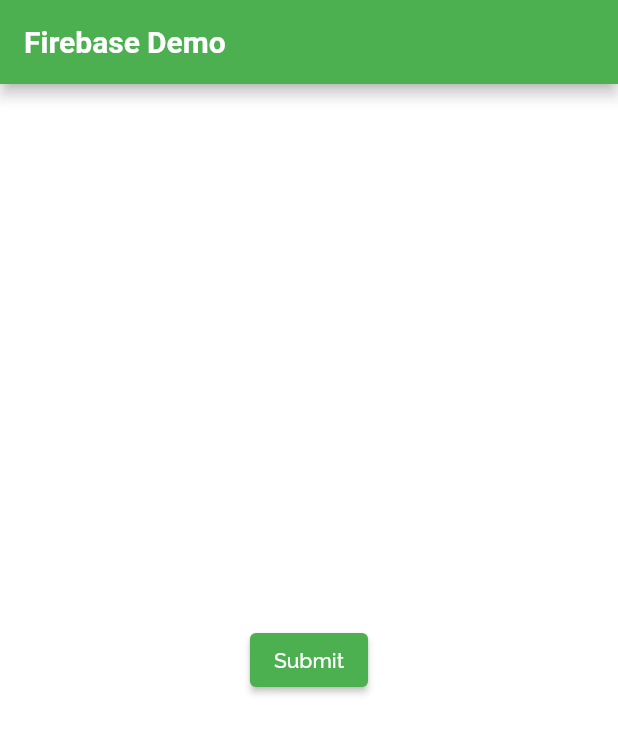
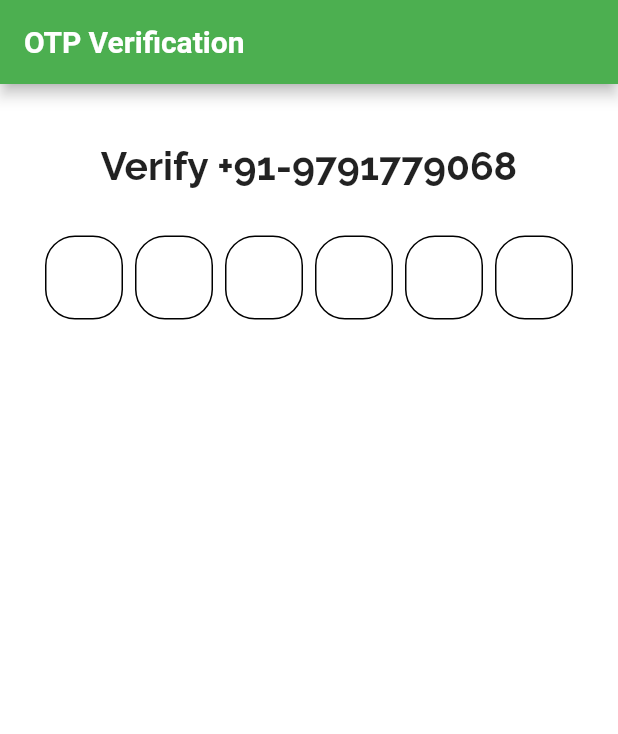
Before and after one commit to Aravindh1505/ExpanseTracker, a Flutter app: the screen it shows after launch, on a phone screen of 412 x 824 dp. Shown: the top 734 px of the screen. Run offline on Flutter 3.47's test engine with Material 2 defaults, Android fonts, the phone set to English and light mode, and no system bars; drawn by our look-alikes of pinput; our stand-ins replace cloud_firestore, firebase_auth, firebase_core, google_fonts; accounts and stored records are empty; network calls fail.

Commit message:
Added firebase phone authentication

```diff
--- a/lib/main.dart
+++ b/lib/main.dart
@@ -9,6 +9,7 @@
 import '../utils/route_names.dart';
 import '../utils/custom_theme.dart';
 import '../screens/firebase_demo.dart';
+import '../screens/firebase_phone_auth.dart';
 
 void main() async {
   WidgetsFlutterBinding.ensureInitialized();
@@ -24,7 +25,7 @@
     return MaterialApp(
       theme: CustomTheme.lightTheme,
       routes: {
-        RouteNames.HOME: (_) => const FirebaseDemoScreen(),
+        RouteNames.HOME: (_) => FirebasePhoneAuthScreen('9791779068'),
         RouteNames.ENTRIES_SCREEN: (_) => const EntriesScreen(),
         RouteNames.ENTRIES_FORM_SCREEN: (_) => const EntriesFormScreen(),
         RouteNames.CATEGORIES_SCREEN: (_) => const CategoriesScreen(),
--- a/lib/screens/firebase_demo.dart
+++ b/lib/screens/firebase_demo.dart
@@ -38,8 +38,8 @@
       body: Center(
         child: ElevatedButton(
           child: const Text('Submit'),
-          // onPressed: () => addMessageToGuestBook('Testing purpose'),
-          onPressed: () => getMessages(),
+          onPressed: () => addMessageToGuestBook('Testing purpose'),
+          // onPressed: () => getMessages(),
         ),
       ),
     );
--- /dev/null
+++ b/lib/screens/firebase_phone_auth.dart
@@ -0,0 +1,114 @@
+import 'package:firebase_auth/firebase_auth.dart';
+import 'package:flutter/material.dart';
+import 'package:pinput/pinput.dart';
+
+class FirebasePhoneAuthScreen extends StatefulWidget {
+  final String phone;
+  FirebasePhoneAuthScreen(this.phone);
+  @override
+  _OTPScreenState createState() => _OTPScreenState();
+}
+
+class _OTPScreenState extends State<FirebasePhoneAuthScreen> {
+  final GlobalKey<ScaffoldState> _scaffoldkey = GlobalKey<ScaffoldState>();
+  String? _verificationCode;
+  final TextEditingController _pinPutController = TextEditingController();
+
+
+  final defaultPinTheme = PinTheme(
+      width: 56,
+      height: 56,
+      textStyle: TextStyle(fontSize: 20, color: Color.fromRGBO(30, 60, 87, 1), fontWeight: FontWeight.w600),
+      decoration: BoxDecoration(
+        border: Border.all(color: Colors.black),
+        borderRadius: BorderRadius.circular(20),
+      ),
+    );
+  @override
+  Widget build(BuildContext context) {
+    return Scaffold(
+      key: _scaffoldkey,
+      appBar: AppBar(
+        title: Text('OTP Verification'),
+      ),
+      body: Column(
+        children: [
+          Container(
+            margin: EdgeInsets.only(top: 40),
+            child: Center(
+              child: Text(
+                'Verify +91-${widget.phone}',
+                style: TextStyle(fontWeight: FontWeight.bold, fontSize: 26),
+              ),
+            ),
+          ),
+          Padding(
+            padding: const EdgeInsets.all(30.0),
+            child: Pinput(
+              length: 6,
+              defaultPinTheme: defaultPinTheme,
+
+              controller: _pinPutController,
+
+              pinAnimationType: PinAnimationType.fade,
+              onSubmitted: (pin) async {
+                try {
+                  await FirebaseAuth.instance
+                      .signInWithCredential(PhoneAuthProvider.credential(
+                          verificationId: _verificationCode!, smsCode: pin))
+                      .then((value) async {
+                    if (value.user != null) {
+                      print(value.user?.uid);
+                    }
+                  });
+                } catch (e) {
+                  print(e);
+                  ScaffoldMessenger.of(context).showSnackBar(SnackBar(content: Text(e.toString())));
+
+                }
+              },
+            ),
+          )
+        ],
+      ),
+    );
+  }
+
+  _verifyPhone() async {
+    await FirebaseAuth.instance.verifyPhoneNumber(
+        phoneNumber: '+91 ${widget.phone}',
+        verificationCompleted: (PhoneAuthCredential credential) async {
+          print('verificationCompleted');
+          await FirebaseAuth.instance
+              .signInWithCredential(credential)
+              .then((value) async {
+            if (value.user != null) {
+
+            }
+          });
+        },
+        verificationFailed: (FirebaseAuthException e) {
+          print(e.message);
+        },
+        codeSent: (String? verficationID, int? resendToken) {
+          print('codeSent $verficationID - $resendToken');
+          setState(() {
+            _verificationCode = verficationID;
+          });
+        },
+        codeAutoRetrievalTimeout: (String verificationID) {
+          print('codeAutoRetrievalTimeout $verificationID');
+          setState(() {
+            _verificationCode = verificationID;
+          });
+        },
+        timeout: Duration(seconds: 120));
+  }
+
+  @override
+  void initState() {
+    // TODO: implement initState
+    super.initState();
+    _verifyPhone();
+  }
+}
--- a/pubspec.yaml
+++ b/pubspec.yaml
@@ -14,6 +14,8 @@
   google_fonts: ^3.0.1
   cloud_firestore: ^4.3.1
   firebase_core: ^2.4.1
+  firebase_auth: ^4.2.5
+  pinput: ^2.2.23
 
 dev_dependencies:
   flutter_test:
```
Also changed, not shown: pubspec.lock.
